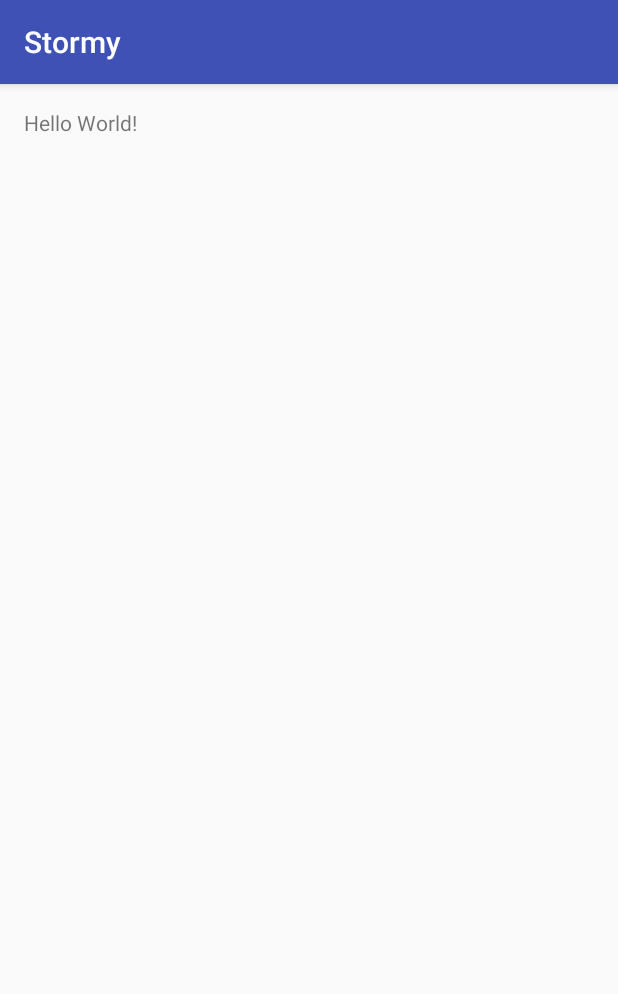
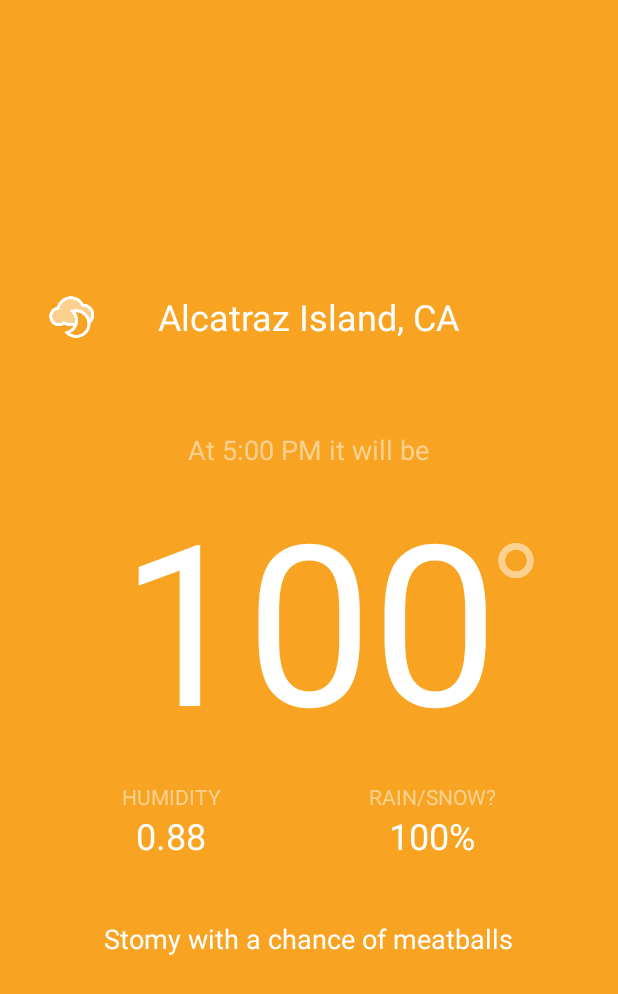
Before and after one commit to joaofnds/Stormy, an Android app: the screen it shows after launch (MainActivity), on a phone screen of 412 x 824 dp. Shown: the top 994 px of the screen. Run offline under Robolectric (Android 15) with nearby library versions, the phone set to English and light mode, and no system bars; libraries missing offline, so code that uses them is left out: com.squareup.okhttp; 4 statements that could not run were skipped.

Commit message:
Complete stage 5

```diff
--- a/app/src/main/AndroidManifest.xml
+++ b/app/src/main/AndroidManifest.xml
@@ -11,7 +11,8 @@
         android:label="@string/app_name"
         android:supportsRtl="true"
         android:theme="@style/AppTheme">
-        <activity android:name=".MainActivity">
+        <activity android:name=".MainActivity"
+                  android:screenOrientation="portrait">
             <intent-filter>
                 <action android:name="android.intent.action.MAIN"/>
 
--- a/app/src/main/res/layout/activity_main.xml
+++ b/app/src/main/res/layout/activity_main.xml
@@ -1,6 +1,7 @@
 <?xml version="1.0" encoding="utf-8"?>
 <RelativeLayout
     xmlns:android="http://schemas.android.com/apk/res/android"
+    xmlns:app="http://schemas.android.com/apk/res-auto"
     xmlns:tools="http://schemas.android.com/tools"
     android:id="@+id/activity_main"
     android:layout_width="match_parent"
@@ -9,10 +10,126 @@
     android:paddingLeft="@dimen/activity_horizontal_margin"
     android:paddingRight="@dimen/activity_horizontal_margin"
     android:paddingTop="@dimen/activity_vertical_margin"
-    tools:context="joaofnds.com.stormy.MainActivity">
+    tools:context="joaofnds.com.stormy.MainActivity"
+    android:background="#f8a321">
+
+    <TextView
+        android:text="100"
+        android:layout_width="wrap_content"
+        android:layout_height="wrap_content"
+        android:layout_centerVertical="true"
+        android:layout_centerHorizontal="true"
+        android:id="@+id/temperatureLabel"
+        android:textColor="@android:color/background_light"
+        android:textSize="150sp"/>
+
+    <ImageView
+        android:layout_width="wrap_content"
+        android:layout_height="wrap_content"
+        app:srcCompat="@drawable/degree"
+        android:layout_alignTop="@+id/temperatureLabel"
+        android:layout_toRightOf="@+id/temperatureLabel"
+        android:layout_toEndOf="@+id/temperatureLabel"
+        android:id="@+id/degreeImageView"
+        android:layout_marginTop="50dp"/>
+
+    <TextView
+        android:text="At 5:00 PM it will be"
+        android:layout_width="wrap_content"
+        android:layout_height="wrap_content"
+        android:layout_above="@+id/temperatureLabel"
+        android:layout_centerHorizontal="true"
+        android:id="@+id/timeLabel"
+        android:textColor="#80ffffff"
+        android:textSize="18sp"/>
+
+    <TextView
+        android:text="Alcatraz Island, CA"
+        android:layout_width="wrap_content"
+        android:layout_height="wrap_content"
+        android:layout_above="@+id/timeLabel"
+        android:layout_centerHorizontal="true"
+        android:id="@+id/locationLabel"
+        android:layout_marginBottom="60dp"
+        android:textColor="@android:color/background_light"
+        android:textSize="24sp"/>
+
+    <ImageView
+        android:layout_width="wrap_content"
+        android:layout_height="wrap_content"
+        app:srcCompat="@drawable/cloudy_night"
+        android:layout_alignBottom="@+id/locationLabel"
+        android:layout_alignParentLeft="true"
+        android:layout_alignParentStart="true"
+        android:id="@+id/iconImageView"/>
+
+    <LinearLayout
+        android:orientation="horizontal"
+        android:layout_width="match_parent"
+        android:layout_height="wrap_content"
+        android:layout_below="@+id/temperatureLabel"
+        android:layout_centerHorizontal="true"
+        android:layout_marginTop="10dp"
+        android:id="@+id/linearLeyout">
+
+        <LinearLayout
+            android:orientation="vertical"
+            android:layout_width="wrap_content"
+            android:layout_height="match_parent"
+            android:layout_weight="1">
+
+            <TextView
+                android:text="HUMIDITY"
+                android:layout_width="match_parent"
+                android:layout_height="wrap_content"
+                android:id="@+id/hmidityLabel"
+                android:textColor="#80ffffff"
+                android:gravity="center_horizontal"/>
+
+            <TextView
+                android:text="0.88"
+                android:layout_width="match_parent"
+                android:layout_height="wrap_content"
+                android:id="@+id/humidityValue"
+                android:textColor="@android:color/background_light"
+                android:textSize="24sp"
+                android:gravity="center_horizontal"/>
+        </LinearLayout>
+
+        <LinearLayout
+            android:orientation="vertical"
+            android:layout_width="wrap_content"
+            android:layout_height="match_parent"
+            android:layout_weight="1">
+
+            <TextView
+                android:text="RAIN/SNOW?"
+                android:layout_width="match_parent"
+                android:layout_height="wrap_content"
+                android:id="@+id/precipLabel"
+                android:textColor="#80ffffff"
+                android:gravity="center_horizontal"/>
+
+            <TextView
+                android:text="100%"
+                android:layout_width="match_parent"
+                android:layout_height="wrap_content"
+                android:id="@+id/precipValue"
+                android:textColor="@android:color/background_light"
+                android:textSize="24sp"
+                android:gravity="center_horizontal"/>
+        </LinearLayout>
+    </LinearLayout>
 
     <TextView
         android:layout_width="wrap_content"
         android:layout_height="wrap_content"
-        android:text="Hello World!"/>
+        android:text="Stomy with a chance of meatballs"
+        android:id="@+id/textView"
+        android:layout_below="@+id/linearLeyout"
+        android:layout_centerHorizontal="true"
+        android:layout_marginTop="40dp"
+        android:textColor="@android:color/background_light"
+        android:textSize="18sp"
+        android:gravity="center_horizontal"/>
 </RelativeLayout>
--- a/app/src/main/res/values/dimens.xml
+++ b/app/src/main/res/values/dimens.xml
@@ -1,5 +1,5 @@
 <resources>
     <!-- Default screen margins, per the Android Design guidelines. -->
-    <dimen name="activity_horizontal_margin">16dp</dimen>
-    <dimen name="activity_vertical_margin">16dp</dimen>
+    <dimen name="activity_horizontal_margin">32dp</dimen>
+    <dimen name="activity_vertical_margin">32dp</dimen>
 </resources>
--- a/app/src/main/res/values/styles.xml
+++ b/app/src/main/res/values/styles.xml
@@ -1,7 +1,7 @@
 <resources>
 
     <!-- Base application theme. -->
-    <style name="AppTheme" parent="Theme.AppCompat.Light.DarkActionBar">
+    <style name="AppTheme" parent="Theme.AppCompat.Light.NoActionBar">
         <!-- Customize your theme here. -->
         <item name="colorPrimary">@color/colorPrimary</item>
         <item name="colorPrimaryDark">@color/colorPrimaryDark</item>
```
